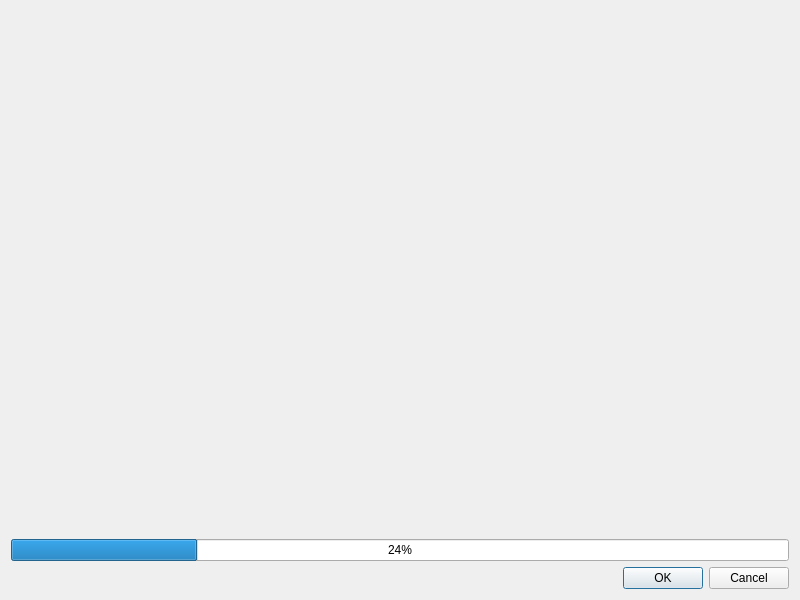
First picture: the form in KAMEditor/gui/gcodeswebviewdialog.ui, repository Xtail96/SML, before the edit.
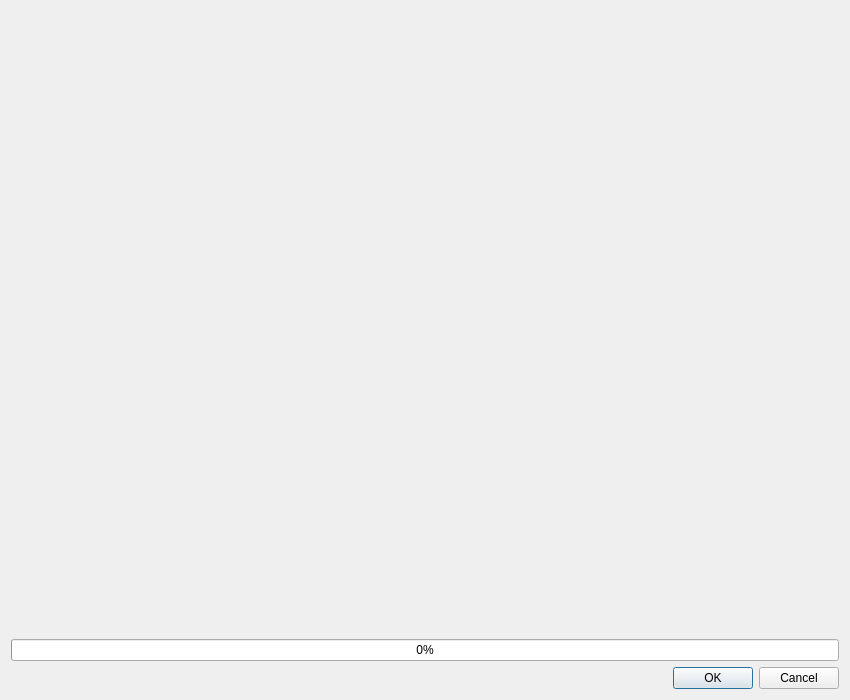
Second picture: the form after the edit.

Commit message: Рефакторинг размеров окна визуализации

Patch:
```diff
--- a/KAMEditor/gui/gcodeswebviewdialog.ui
+++ b/KAMEditor/gui/gcodeswebviewdialog.ui
@@ -6,14 +6,14 @@
    <rect>
     <x>0</x>
     <y>0</y>
-    <width>800</width>
-    <height>600</height>
+    <width>850</width>
+    <height>700</height>
    </rect>
   </property>
   <property name="maximumSize">
    <size>
-    <width>800</width>
-    <height>600</height>
+    <width>1366</width>
+    <height>768</height>
    </size>
   </property>
   <property name="windowTitle">
@@ -43,7 +43,7 @@
    <item row="1" column="0">
     <widget class="QProgressBar" name="loadProgressBar">
      <property name="value">
-      <number>24</number>
+      <number>0</number>
      </property>
     </widget>
    </item>
```
